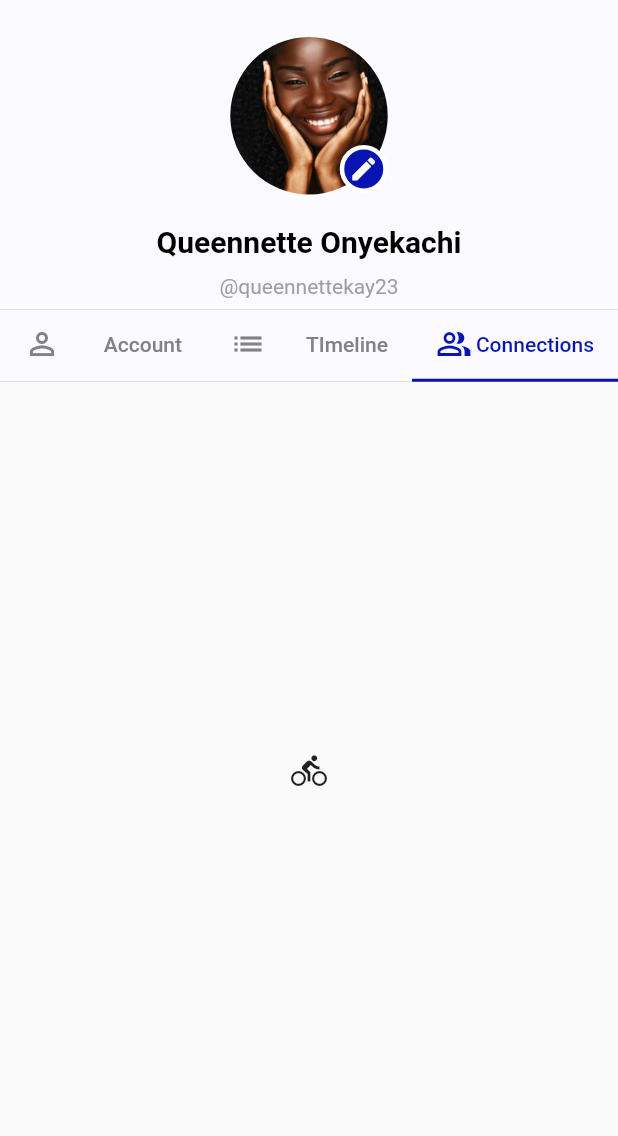
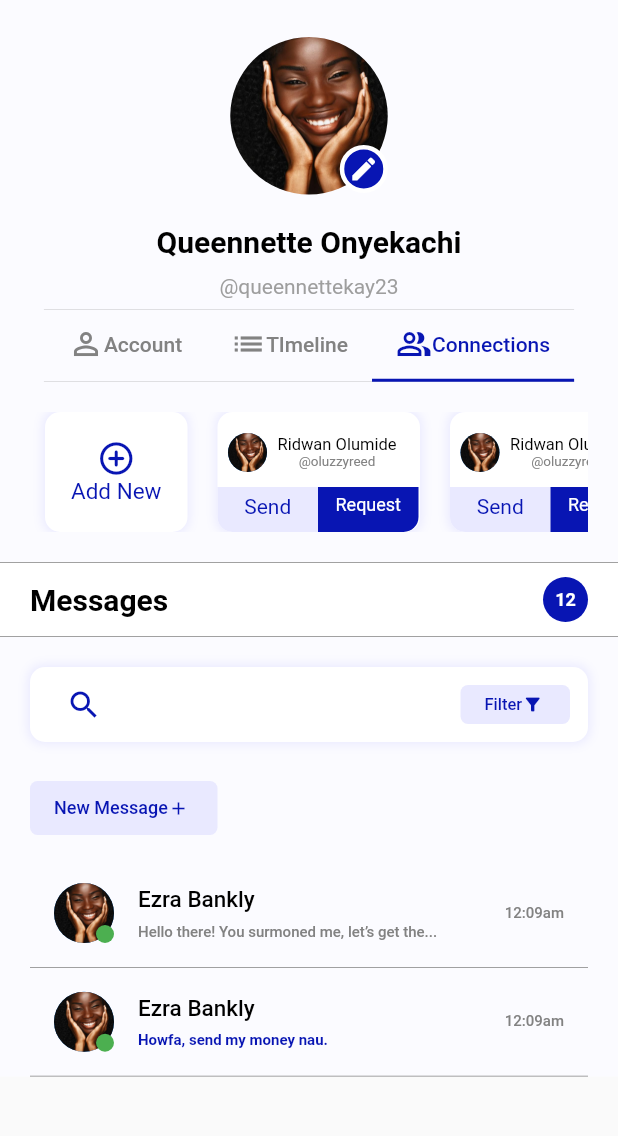
Before and after one commit to olawhizzy/Finc, a Flutter app: the screen it shows after launch, tab 3 chosen, on a phone screen of 412 x 824 dp, the part 77-1213 px from its top. Run offline on Flutter 3.47's test engine with Material 2 defaults, Android fonts, the phone set to English and light mode, and no system bars; our stand-ins replace dotted_border, flutter_icons, qr_flutter; missing offline and left inert: assorted_layout_widgets; Roboto replaces fonts that are missing (Raleway).

Commit message:
major update is myProfile.dart and connections.dart

```diff
--- a/lib/constants.dart
+++ b/lib/constants.dart
@@ -40,3 +40,18 @@ var grey14NormalStyle = TextStyle(
 );
 var heightSizeBox20 = SizedBox(height: 20,);
 var heightSizeBox10 = SizedBox(height: 10,);
+var shadowStyle = BoxDecoration(
+  borderRadius: BorderRadius.all(Radius.circular(10)),
+  color: colorWhite,
+  boxShadow: [
+    BoxShadow(
+      color: lightPrimaryColor,
+      blurRadius: 5.0, // soften the shadow
+      spreadRadius: 1.0, //extend the shadow
+      offset: Offset(
+        0.0, // Move to right 10  horizontally
+        0.0, // Move to bottom 10 Vertically
+      ),
+    )
+  ],
+);
--- a/lib/pages/profile.dart
+++ b/lib/pages/profile.dart
@@ -1,6 +1,7 @@
 import 'package:finc/constants.dart';
 import 'package:finc/sizeConfig.dart';
 import 'package:finc/tabs/account.dart';
+import 'package:finc/tabs/connections.dart';
 import 'package:finc/tabs/timeline.dart';
 import 'package:flutter/material.dart';
 import 'package:flutter_icons/flutter_icons.dart';
@@ -70,6 +71,7 @@ class _ProfilePageState extends State<ProfilePage> {
                     labelColor: primaryColor,
                     indicatorColor: primaryColor,
                     unselectedLabelColor: colorGreyBlack,
+                    isScrollable: true,
                     tabs: [
                       Tab(
                         child: Row(
@@ -110,7 +112,7 @@ class _ProfilePageState extends State<ProfilePage> {
               children: [
                 Account(),
                 TimelinePage(),
-                Icon(Icons.directions_bike),
+                Connections()
               ],
             ),
 
--- a/lib/tabs/account.dart
+++ b/lib/tabs/account.dart
@@ -86,7 +86,7 @@ class _AccountState extends State<Account> {
     print(height);
     print(width);
     return Container(
-      height: 200,
+      height: 180,
       width: width,
       margin: EdgeInsets.symmetric(horizontal: 90, vertical: 40),
       child: Stack(
--- /dev/null
+++ b/lib/tabs/connections.dart
@@ -0,0 +1,389 @@
+import 'package:assorted_layout_widgets/assorted_layout_widgets.dart';
+import 'package:finc/constants.dart';
+import 'package:flutter/material.dart';
+import 'myProfile.dart';
+class Connections extends StatefulWidget {
+  @override
+  _ConnectionsState createState() => _ConnectionsState();
+}
+
+class _ConnectionsState extends State<Connections> {
+  @override
+  Widget build(BuildContext context) {
+    return SingleChildScrollView(
+      child: Container(
+        color: extraLightPrimaryColor,
+        child: Column(
+          children: [
+            _buildFirstRow(),
+            _buildMessagerow(),
+            _buildNewMessages(),
+          ],
+        ),
+      ),
+    );
+  }
+
+  //First Scroll
+  _buildFirstRow(){
+    return Container(
+      height: 120,
+      padding: EdgeInsets.all(20),
+      child: ListView(
+        scrollDirection: Axis.horizontal,
+        children: [
+          _buildAddNewBtn(),
+          _buildRequestBtn(),
+          _buildRequestBtn(),
+          _buildRequestBtn(),
+          _buildRequestBtn(),
+          _buildMoreRequest(),
+        ],
+      ),
+    );
+  }
+  //Add new button
+  _buildAddNewBtn(){
+    return Container(
+      margin: EdgeInsets.symmetric(horizontal: 10),
+      height: 85,
+      width: 95,
+      decoration: shadowStyle.copyWith(color: colorWhite),
+      child: InkWell(
+        onTap: () => Navigator.push(context, MaterialPageRoute(builder: (context) => MyProfile())),
+        child: Column(
+          mainAxisAlignment: MainAxisAlignment.center,
+          children: [
+            Icon(Icons.add_circle_outline_rounded,size: 26,color: primaryColor,),
+            Text('Add New', style: black14NormalStyle.copyWith(color: primaryColor),)
+          ],
+        ),
+      ),
+    );
+  }
+
+  //resques button
+  _buildRequestBtn(){
+    return Container(
+      margin: EdgeInsets.symmetric(horizontal: 10),
+      height: 85,
+      width: 135,
+      decoration: shadowStyle.copyWith(color: colorWhite),
+      child: Column(
+        mainAxisAlignment: MainAxisAlignment.end,
+        children: [
+          Row(
+            children: [
+              Container(
+                height: 26,
+                child: CircleAvatar(
+                  backgroundImage: AssetImage('images/female.png'),
+                ),
+              ),
+              Column(
+                children: [
+                  Text('Ridwan Olumide',style: black12NormalStyle.copyWith(fontSize: 11),),
+                  Text('@oluzzyreed',style: black12NormalStyle.copyWith(fontSize: 9,color: colorGreyBlack),),
+                ],
+              )
+            ],
+          ),
+          heightSizeBox10,
+          Container(
+            height: 30,
+            decoration: BoxDecoration(
+              borderRadius: BorderRadius.only(bottomRight: Radius.circular(10),bottomLeft: Radius.circular(10))
+            ),
+            child: Row(
+              children: [
+                Container(
+                  width: 67,
+                  height: 30,
+                  padding: EdgeInsets.all(5),
+                  decoration: BoxDecoration(
+                      color: lightPrimaryColor,
+                      borderRadius: BorderRadius.only(bottomRight: Radius.circular(0),bottomLeft: Radius.circular(10))
+                  ),
+                  child: InkWell(
+                    onTap: null,
+                    child: Text('Send',textAlign: TextAlign.center,style: TextStyle(color: primaryColor),),
+                  ),
+                ),
+                Container(
+                  width: 67,
+                  height: 30,
+                  padding: EdgeInsets.all(5),
+                  decoration: BoxDecoration(
+                      color: primaryColor,
+                      borderRadius: BorderRadius.only(bottomRight: Radius.circular(10),bottomLeft: Radius.circular(0))
+                  ),
+                  child: InkWell(
+                    onTap: () => print('request'),
+                    child: Text('Request',textAlign: TextAlign.center,style: TextStyle(color: colorWhite,fontSize: 12),),
+                  ),
+                ),
+              ],
+            ),
+          ),
+        ],
+      ),
+    );
+  }
+
+  //More Request
+  _buildMoreRequest(){
+    return Container(
+        margin: EdgeInsets.symmetric(horizontal: 10),
+        //padding: EdgeInsets.symmetric(horizontal: 40),
+        height: 85,
+        width: 135,
+        decoration: shadowStyle.copyWith(color: colorWhite),
+      child: Center(
+        child: RowSuper(
+          children: [
+            Container(
+              padding: EdgeInsets.all(2),
+              decoration: BoxDecoration(
+                shape: BoxShape.circle,
+                color: colorWhite
+              ),
+              child: CircleAvatar(
+                backgroundImage: AssetImage('images/female.png'),
+                radius: 20,
+                backgroundColor: colorWhite,
+              ),
+            ),
+            Container(
+              padding: EdgeInsets.all(2),
+              decoration: BoxDecoration(
+                shape: BoxShape.circle,
+                color: colorWhite
+              ),
+              child: CircleAvatar(
+                backgroundImage: AssetImage('images/female.png'),
+                radius: 20,
+                backgroundColor: colorWhite,
+              ),
+            ),
+            Container(
+              padding: EdgeInsets.all(2),
+              decoration: BoxDecoration(
+                shape: BoxShape.circle,
+                color: colorWhite
+              ),
+              child: CircleAvatar(
+                backgroundImage: AssetImage('images/female.png'),
+                radius: 20,
+                backgroundColor: colorWhite,
+                child: Text('+20',style: black14NormalStyle.copyWith(color: colorWhite,fontWeight: FontWeight.bold),),
+              ),
+            ),
+          ],
+          innerDistance: -15.0,
+        ),
+      ),
+    );
+  }
+
+  //Messagerow
+  _buildMessagerow() {
+    var width = MediaQuery.of(context).size.width;
+    return Container(
+      padding: EdgeInsets.symmetric(horizontal: 20),
+      height: 50,
+      width: width,
+      decoration: BoxDecoration(
+        color: colorWhite,
+        border: Border.symmetric(horizontal: BorderSide(color: colorGreyBlack,width: 0.5))
+      ),
+      child: Row(
+        mainAxisAlignment: MainAxisAlignment.spaceBetween,
+        children: [
+          Text(
+            'Messages',
+            style: black18NormalStyle,
+          ),
+          Container(
+            height: 30,
+            width: 30,
+            decoration: BoxDecoration(
+              shape: BoxShape.circle,
+              color: primaryColor
+            ),
+            child: Center(child: Text('12',style: black12NormalStyle.copyWith(color: colorWhite,fontWeight: FontWeight.bold),)),
+          )
+        ],
+      ),
+    );
+  }
+
+  //New Messages
+  _buildNewMessages() {
+    var width = MediaQuery.of(context).size.width;
+    return Container(
+      margin: EdgeInsets.symmetric(horizontal: 20),
+      width: width,
+      child: Column(
+        children: [
+          heightSizeBox20,
+          _filterbox(),
+          heightSizeBox20,
+          _newmsgBtn(),
+          heightSizeBox10,
+          _messageList(),
+        ],
+      ),
+    );
+  }
+  //filter box
+  _filterbox(){
+    return Container(
+      padding: EdgeInsets.all(12),
+      height: 50,
+      decoration: shadowStyle,
+      child: TextField(
+//    ...,other fields
+        decoration: InputDecoration(
+          prefixIcon:Icon(Icons.search, color: primaryColor,),
+          border: InputBorder.none,
+          suffixIcon: Container(
+            width: 73,
+            child: FlatButton(
+              child: Row(
+                children: [
+                  Text(
+                    "Filter",
+                    style: TextStyle(fontSize: 11.0, fontFamily: "Raleway"),
+                  ),
+                  Icon(Icons.filter_list_alt, size: 14,),
+                ],
+              ),
+              onPressed: () {},
+              textColor: primaryColor,
+              color: lightPrimaryColor,
+              shape: OutlineInputBorder(
+                  borderRadius: new BorderRadius.circular(5.0),
+                borderSide: BorderSide.none
+              ),
+
+            ),
+          ),
+        ),
+      ),
+    );
+  }
+
+  //new mesg button
+  _newmsgBtn(){
+    return Row(
+      mainAxisAlignment: MainAxisAlignment.start,
+      crossAxisAlignment: CrossAxisAlignment.start,
+      children: [
+        Container(
+          width: 125,
+          child: FlatButton(
+            child: Row(
+              children: [
+                Text(
+                  "New Message",
+                  style: TextStyle(fontSize: 12.0, fontFamily: "Raleway"),
+                ),
+                Icon(Icons.add, size: 14,),
+              ],
+            ),
+            onPressed: () {},
+            textColor: primaryColor,
+            color: lightPrimaryColor,
+            shape: OutlineInputBorder(
+                borderRadius: new BorderRadius.circular(5.0),
+                borderSide: BorderSide.none
+            ),
+
+          ),
+        )
+      ],
+    );
+  }
+
+  //Message list
+  _messageList(){
+    return Column(
+      children: [
+        _msgType1(),
+        _msgType2(),
+      ],
+    );
+  }
+  //message type 1
+  _msgType1(){
+    return Container(
+      decoration: BoxDecoration(
+        border: Border(
+            bottom: BorderSide(
+                color: colorGreyBlack,
+                width: 0.5
+            )
+        )
+      ),
+      child: ListTile(
+        leading: Container(
+          child: Stack(
+            children: [
+              CircleAvatar(
+                backgroundImage: AssetImage('images/female.png'),
+              ),
+              Positioned(
+                child: Container(
+                    child: CircleAvatar(backgroundColor: Colors.green,),
+                  height: 12,
+                  width: 12,
+                ),
+                bottom: 0.0,
+                right: -0.0,
+              )
+            ],
+          ),
+        ),
+        title: Text('Ezra Bankly',style: black14NormalStyle.copyWith(fontWeight: FontWeight.w500),),
+        subtitle: Text('Hello there! You surmoned me, let’s get the...',style: black14NormalStyle.copyWith(fontWeight: FontWeight.w500,fontSize: 10,color: colorGreyBlack),),
+        trailing: Text('12:09am',style: black14NormalStyle.copyWith(fontWeight: FontWeight.w500,fontSize: 10,color: colorGreyBlack),),
+      ),
+    );
+  }
+  //message type 2
+  _msgType2(){
+    return Container(
+      decoration: BoxDecoration(
+        border: Border(
+            bottom: BorderSide(
+                color: colorGreyBlack,
+                width: 0.5
+            )
+        )
+      ),
+      child: ListTile(
+        leading: Container(
+          child: Stack(
+            children: [
+              CircleAvatar(
+                backgroundImage: AssetImage('images/female.png'),
+              ),
+              Positioned(
+                child: Container(
+                  child: CircleAvatar(backgroundColor: Colors.green,),
+                  height: 12,
+                  width: 12,
+                ),
+                bottom: 0.0,
+                right: -0.0,
+              )
+            ],
+          ),
+        ),
+        title: Text('Ezra Bankly',style: black14NormalStyle.copyWith(fontWeight: FontWeight.w500),),
+        subtitle: Text('Howfa, send my money nau.',style: black14NormalStyle.copyWith(fontWeight: FontWeight.bold,fontSize: 10,color: primaryColor),),
+        trailing: Text('12:09am',style: black14NormalStyle.copyWith(fontWeight: FontWeight.w500,fontSize: 10,color: colorGreyBlack),),
+      ),
+    );
+  }
+}
--- a/pubspec.yaml
+++ b/pubspec.yaml
@@ -31,6 +31,7 @@ dependencies:
   flutter_icons: ^1.1.0
   dotted_border: ^2.0.0
   qr_flutter: ^4.0.0
+  assorted_layout_widgets: ^4.0.10
 
 dev_dependencies:
   flutter_test:
```
Also changed, not shown: lib/tabs/myProfile.dart (added, +169 -0 lines), lib/tabs/newConnection.dart (added, +12 -0 lines), lib/tabs/timeline.dart (+139 -1 lines), lib/widgets/button.dart (+5 -3 lines), pubspec.lock.
